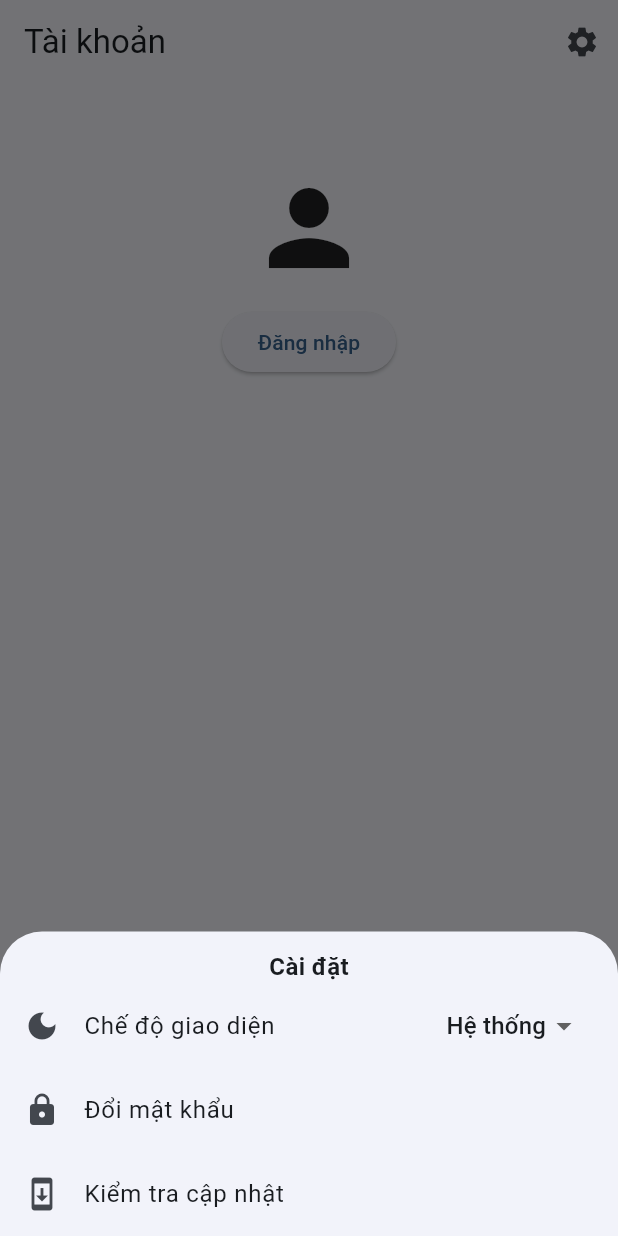
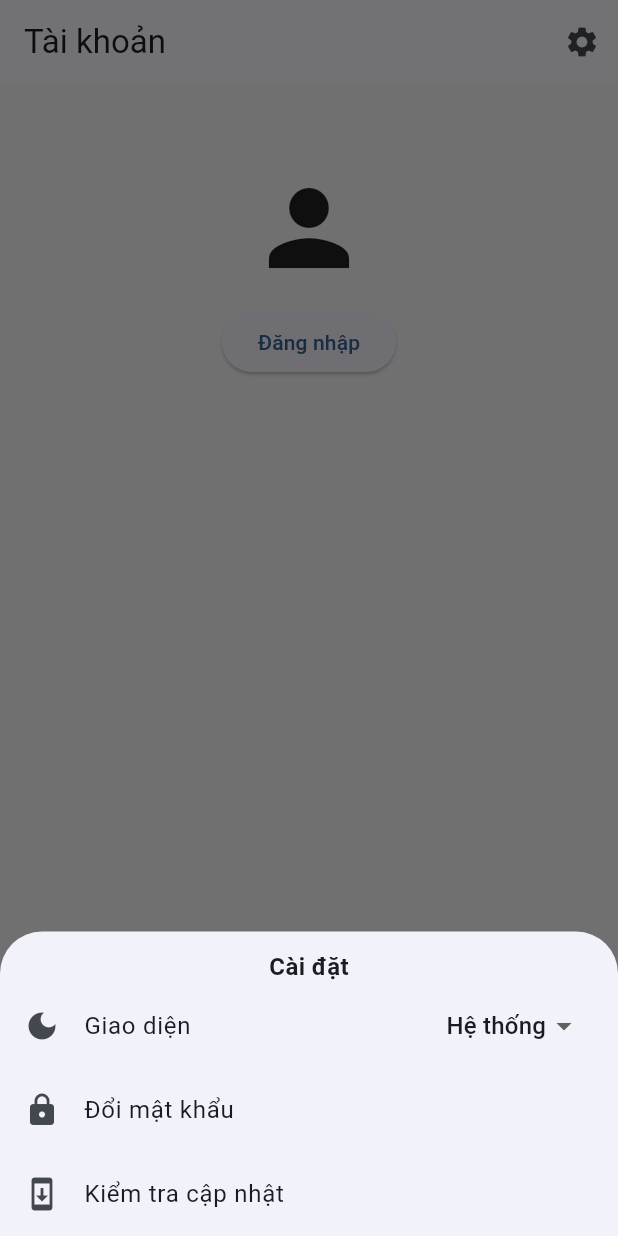
Before and after one commit to trungto1528/ttcs-flutter, a Flutter app: the screen it shows after launch, item 3 of the bottom bar chosen, after a tap on the "settings" icon, on a phone screen of 412 x 824 dp. Run offline on Flutter 3.47's test engine with Material 3 defaults, Android fonts, the phone set to English and light mode, and no system bars; our stand-ins replace cached_network_image, dio, image_picker, open_file, package_info_plus, permission_handler and 2 more; accounts and stored records are empty.

Commit message:
ui change

```diff
--- a/lib/main.dart
+++ b/lib/main.dart
@@ -3,6 +3,7 @@ import 'package:novel_app/route_observer.dart';
 import 'package:shared_preferences/shared_preferences.dart';
 import 'screens/main_screen.dart';
 import 'models/app_theme_mode.dart';
+
 void main() async {
   WidgetsFlutterBinding.ensureInitialized();
 
@@ -11,6 +12,7 @@ void main() async {
 
   runApp(MyApp(initialMode: AppThemeMode.values[index]));
 }
+
 class MyApp extends StatefulWidget {
   final AppThemeMode initialMode;
 
@@ -28,14 +30,6 @@ class _MyAppState extends State<MyApp> {
     super.initState();
     _themeMode = widget.initialMode;
   }
-
-  // Future<void> _loadTheme() async {
-  //   final prefs = await SharedPreferences.getInstance();
-  //   final index = prefs.getInt('themeMode') ?? 2;
-  //   setState(() {
-  //     _themeMode = AppThemeMode.values[index];
-  //   });
-  // }
 
   Future<void> _saveTheme(AppThemeMode mode) async {
     final prefs = await SharedPreferences.getInstance();
@@ -63,27 +57,49 @@ class _MyAppState extends State<MyApp> {
   @override
   Widget build(BuildContext context) {
     return MaterialApp(
-    navigatorObservers: [routeObserver],
+      navigatorObservers: [routeObserver],
       debugShowCheckedModeBanner: false,
       themeMode: _flutterThemeMode,
+
+      // TÔNG SÁNG: Xám nhạt & Xanh Blue
       theme: ThemeData(
         useMaterial3: true,
         colorSchemeSeed: Colors.blue,
         brightness: Brightness.light,
+        scaffoldBackgroundColor: const Color(0xFFF5F5F5), // Nền xám cực nhẹ
       ),
+
+      // TÔNG TỐI: Sửa từ Đen sang Xám Đậm (Charcoal)
       darkTheme: ThemeData(
         useMaterial3: true,
         brightness: Brightness.dark,
-        scaffoldBackgroundColor: const Color(0xFF000000),
+
+        // Nền chính xám tối (Dark Grey) giúp giảm hiện tượng nhòe màn hình
+        scaffoldBackgroundColor: const Color(0xFF121212),
+
         appBarTheme: const AppBarTheme(
-          backgroundColor: Color(0xFF000000),
+          backgroundColor: Color(0xFF121212),
+          elevation: 0,
+          surfaceTintColor: Colors.transparent,
         ),
-        cardColor: const Color(0xFF121212),
+
+        // Màu của các khung (Card/Container) xám nhẹ hơn nền để tạo khối
+        cardColor: const Color(0xFF1E1E1E),
+
         colorScheme: const ColorScheme.dark(
-          primary: Colors.white,
-          surface: Color(0xFF121212),
+          primary: Colors.blueAccent,    // Màu nhấn cho các nút
+          surface: Color(0xFF1E1E1E),    // Màu các thành phần bề mặt
+          onSurface: Colors.white70,     // Màu chữ trên bề mặt
+          secondary: Colors.grey,
+        ),
+
+        // Tùy chỉnh text để không bị quá sáng (đỡ mỏi mắt)
+        textTheme: const TextTheme(
+          bodyLarge: TextStyle(color: Color(0xFFE0E0E0)),
+          bodyMedium: TextStyle(color: Color(0xFFBDBDBD)),
         ),
       ),
+
       home: MainScreen(
         currentMode: _themeMode,
         onThemeChanged: _changeTheme,
--- a/lib/screens/home_screen.dart
+++ b/lib/screens/home_screen.dart
@@ -84,8 +84,6 @@ class _HomePageState extends State<HomePage> with RouteAware {
         storedCreatedById = user.lastReadCreatedById;
       }
     }
-    print('home:$storedStoryId,$storedChapterId,$storedCreatedById');
-
     if (storedStoryId != null && storedChapterId != null && storedCreatedById != null) {
       final storyData = await StoryFetcher().fetchStory(storedStoryId);
       storyTitle = storyData['title'];
--- a/lib/screens/library_screen.dart
+++ b/lib/screens/library_screen.dart
@@ -90,14 +90,14 @@ class _LibraryPageState extends State<LibraryPage> with RouteAware {
   Widget build(BuildContext context) {
     if (loading) {
       return Scaffold(
-        appBar: AppBar(title: const Text("Thư viện")),
+        appBar: AppBar(title: const Text("Bookmarks")),
         body: const Center(child: CircularProgressIndicator()),
       );
     }
 
     if (userId == null) {
       return Scaffold(
-        appBar: AppBar(title: const Text("Thư viện")),
+        appBar: AppBar(title: const Text("Bookmarks")),
         body: Center(
           child: Text(
             "Bạn cần đăng nhập để xem truyện đã đánh dấu",
@@ -110,7 +110,7 @@ class _LibraryPageState extends State<LibraryPage> with RouteAware {
 
     if (library.isEmpty) {
       return Scaffold(
-        appBar: AppBar(title: const Text("Thư viện")),
+        appBar: AppBar(title: const Text("Bookmarks")),
         body: Center(
           child: Text(
             "Bạn chưa lưu truyện nào",
@@ -121,7 +121,7 @@ class _LibraryPageState extends State<LibraryPage> with RouteAware {
     }
 
     return Scaffold(
-      appBar: AppBar(title: const Text("Thư viện")),
+      appBar: AppBar(title: const Text("Bookmarks")),
       body: ListView.builder(
         itemCount: library.length,
         itemBuilder: (_, i) {
--- a/lib/screens/main_screen.dart
+++ b/lib/screens/main_screen.dart
@@ -55,12 +55,12 @@ class _MainScreenState extends State<MainScreen> {
           NavigationDestination(
             icon: Icon(Icons.book_outlined),
             selectedIcon: Icon(Icons.book),
-            label: 'Thư viện',
+            label: 'Bookmarks',
           ),
           NavigationDestination(
             icon: Icon(Icons.person_outline),
             selectedIcon: Icon(Icons.person),
-            label: 'Tài khoản',
+            label: 'Profile',
           ),
         ],
       ),
--- a/lib/screens/profile_screen.dart
+++ b/lib/screens/profile_screen.dart
@@ -96,7 +96,7 @@ class _ProfilePageState extends State<ProfilePage> {
               //  DARK / LIGHT MODE
               ListTile(
                 leading: const Icon(Icons.dark_mode),
-                title: const Text("Chế độ giao diện"),
+                title: const Text("Giao diện"),
                 trailing: DropdownButton<AppThemeMode>(
                   value: widget.currentMode,
                   underline: const SizedBox(),
```
Also changed, not shown: lib/screens/chapter_reader_screen.dart (+4 -4 lines), lib/screens/crawl_screen.dart (+4 -5 lines), lib/screens/story_detail_screen.dart (+30 -11 lines).
